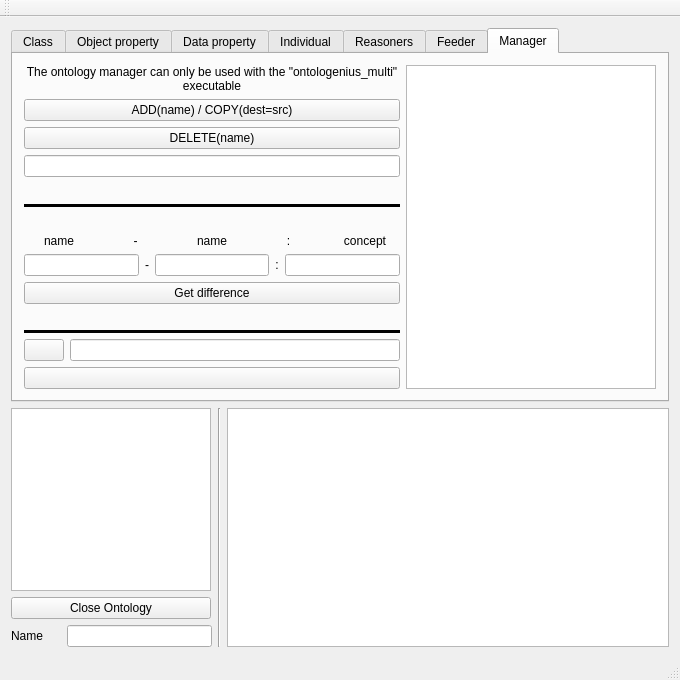
This is ui/ontologui.ui in sarthou/ontologenius as Qt 5 draws it before an edit. The edited form follows.
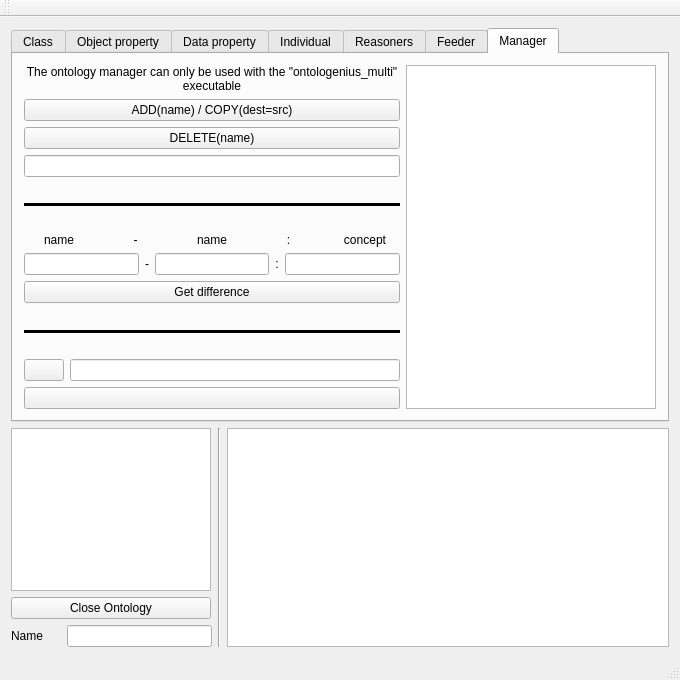
This is the edited form. The open tabs and pages were chosen to show the change. Icons and pictures are not drawn. Custom widgets are drawn as their Qt base class.

Commit message: [REFACT] ontoloGUI add white space to manager panel

Patch:
```diff
--- a/ui/ontologui.ui
+++ b/ui/ontologui.ui
@@ -1559,6 +1559,11 @@
             </widget>
            </item>
 
+           <item >
+            <widget class="QLabel" name="label_20">
+            </widget>
+           </item>
+
            <item>
              <layout class="QHBoxLayout" name="horizontalLayout_29">
 
```
